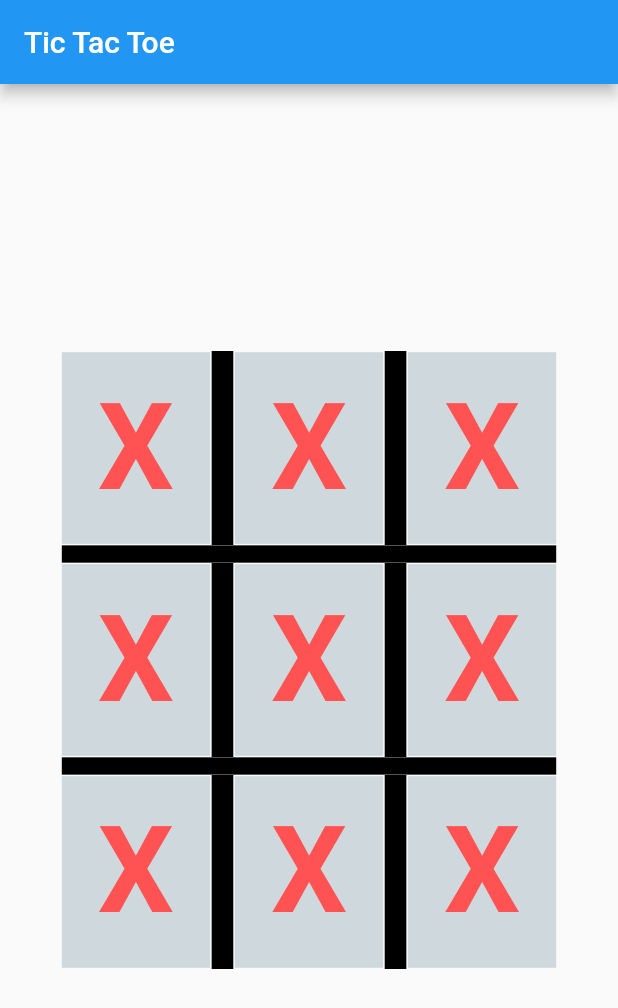
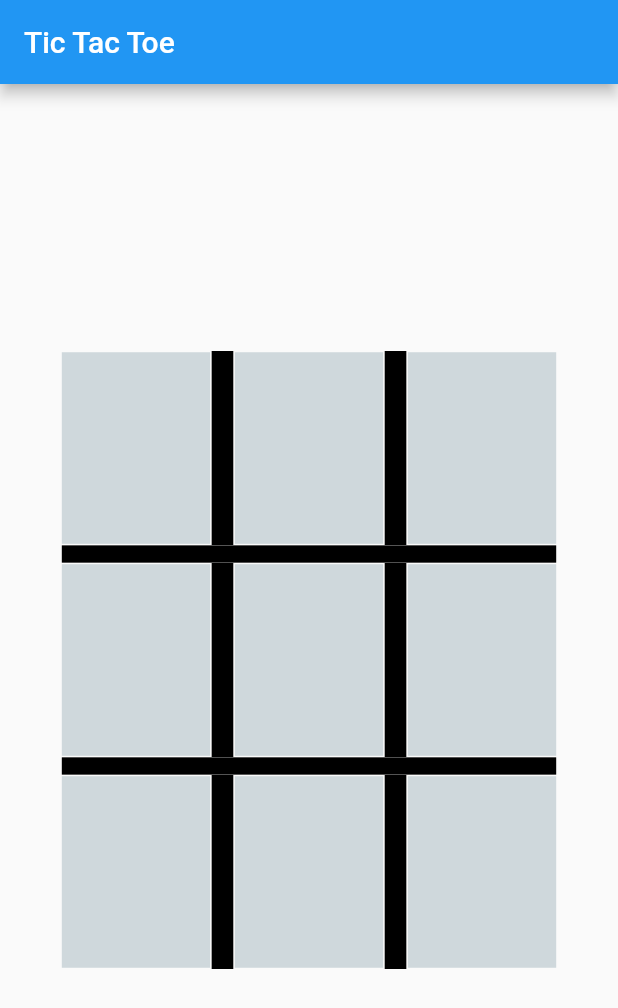
Before and after one commit to Chinmay487/tic_tac_toe, a Flutter app: the screen it shows after launch, on a phone screen of 412 x 824 dp. Shown: the top 1008 px of the screen. Run offline on Flutter 3.47's test engine with Material 2 defaults, Android fonts, the phone set to English and light mode, and no system bars.

Commit message:
button updated

```diff
--- a/lib/game_board.dart
+++ b/lib/game_board.dart
@@ -1,4 +1,6 @@
 import "package:flutter/material.dart";
+import "./game_button.dart";
+import "./lines.dart";
 
 class GameBoard extends StatefulWidget {
   const GameBoard({Key? key}) : super(key: key);
@@ -9,8 +11,18 @@ class GameBoard extends StatefulWidget {
 
 class _GameBoardState extends State<GameBoard> {
 
+
+  void onGestureTapFunction(int index){
+    print("Counter 2 : $index");
+  }
+
   List<Widget> getGameBoard(){
     List<Widget> columnElements = [];
+    List<int> gameProgress = [];
+    for(int k=0;k<9;k++){
+      gameProgress.add(0);
+    }
+    // gameProgress[3] = 2;
     int counter = 0;
     for(int i=0;i<5;i++){
       // for each row
@@ -21,39 +33,19 @@ class _GameBoardState extends State<GameBoard> {
           if(j%2==0){
             // for each button
             rowElement.add(
-              GestureDetector(
-                onTap:(){
-                  print("tapping $i $j counter : $counter");
-                },
-                child: Container(
-                  width: MediaQuery.of(context).size.width * 0.24,
-                  height: MediaQuery.of(context).size.height * 0.155,
-                  color: Colors.blueGrey[100],
-                  child: const Center(
-                    child : Text(
-                        "X",
-                      style:TextStyle(
-                        fontSize: 80.0,
-                        fontWeight: FontWeight.bold,
-                        color: Colors.redAccent,
-                      ),
-                    ),
-                  ),
-                ),
-              )
+              GameButton(
+                counter: counter,
+                onGestureTap: onGestureTapFunction,
+                  buttonContent : gameProgress[counter]
+              ),
             );
             counter += 1;
           } else {
             // for vertical lines
             rowElement.add(
-              Container(
-                height: MediaQuery.of(context).size.height * 0.157,
-                width: MediaQuery.of(context).size.width * 0.035,
-                color: Colors.black,
-              ),
+              VerticalLine(),
             );
           }
-
         }
         columnElements.add(
           Row(
@@ -64,11 +56,7 @@ class _GameBoardState extends State<GameBoard> {
       } else {
         //for horizontal lines
         columnElements.add(
-          Container(
-            width: double.infinity,
-            height: MediaQuery.of(context).size.height * 0.014,
-            color: Colors.black,
-          ),
+          HorizontalLine(),
         );
       }
     }
--- a/lib/game_button.dart
+++ b/lib/game_button.dart
@@ -0,0 +1,41 @@
+import "package:flutter/material.dart";
+
+class GameButton extends StatelessWidget {
+  // const GameButton({Key? key}) : super(key: key);
+
+  final int? counter,buttonContent;
+  final dynamic? onGestureTap;
+
+  GameButton({this.counter,this.onGestureTap,this.buttonContent});
+
+  @override
+  Widget build(BuildContext context) {
+
+    String text1 = buttonContent == 1 ? "X" : "";
+    String text2 = buttonContent == 2 ? "O" : text1;
+
+    Color color1 = buttonContent == 1? Colors.redAccent : Colors.white;
+    Color color2 = buttonContent == 2? Colors.blue : color1;
+
+    return GestureDetector(
+      onTap:(){
+        onGestureTap(counter);
+      },
+      child: Container(
+        width: MediaQuery.of(context).size.width * 0.24,
+        height: MediaQuery.of(context).size.height * 0.155,
+        color: Colors.blueGrey[100],
+        child: Center(
+          child : Text(
+            text2,
+            style:TextStyle(
+              fontSize: 80.0,
+              fontWeight: FontWeight.bold,
+              color: color2,
+            ),
+          ),
+        ),
+      ),
+    );
+  }
+}
--- /dev/null
+++ b/lib/lines.dart
@@ -0,0 +1,27 @@
+import "package:flutter/material.dart";
+
+class VerticalLine extends StatelessWidget {
+  // const VerticalLine({Key? key}) : super(key: key);
+
+  @override
+  Widget build(BuildContext context) {
+    return Container(
+      height: MediaQuery.of(context).size.height * 0.157,
+      width: MediaQuery.of(context).size.width * 0.035,
+      color: Colors.black,
+    );
+  }
+}
+
+
+class HorizontalLine extends StatelessWidget{
+
+  @override
+  Widget build(BuildContext context){
+    return Container(
+      width: double.infinity,
+      height: MediaQuery.of(context).size.height * 0.014,
+      color: Colors.black,
+    );
+  }
+}
```
